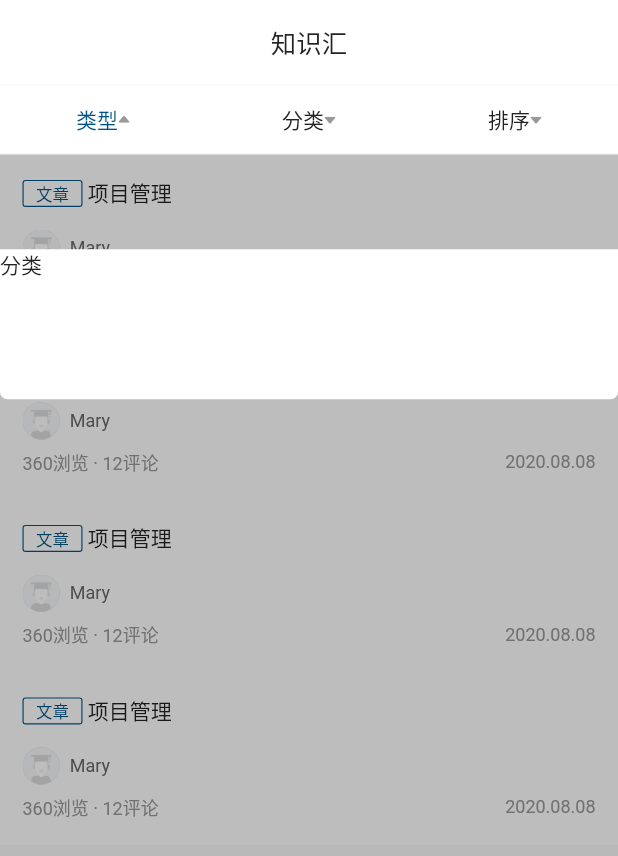
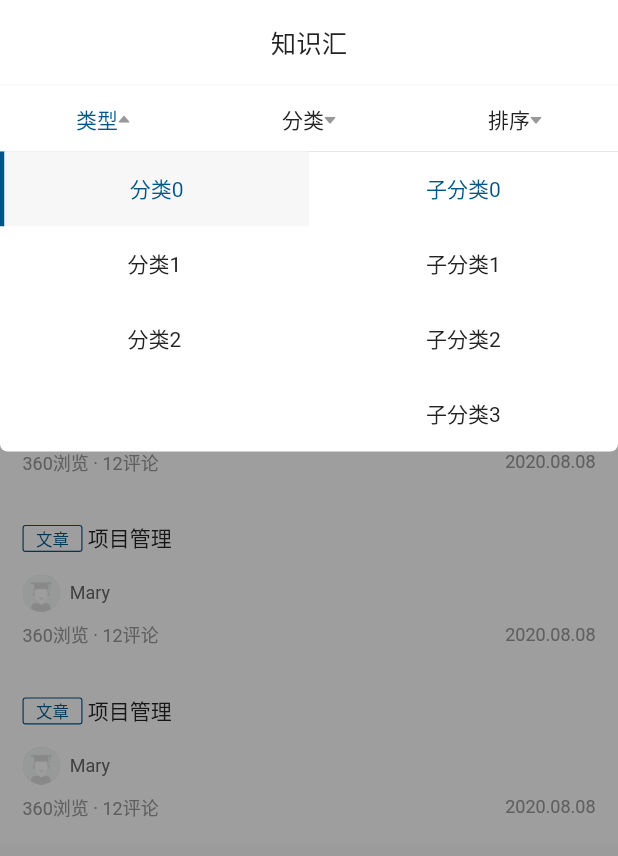
Before and after one commit to LiuMeng1224/Flutter-App, a Flutter app: the KnowledgeCenter screen opened directly, after a tap on "类型", on a phone screen of 412 x 824 dp. Shown: the top 856 px of the screen. Run offline on Flutter 3.47's test engine with Material 2 defaults, Android fonts, the light colour scheme and no system bars; our stand-ins replace device_info, dio, event_bus, fluro, flutter_easyrefresh, flutter_screenutil and 3 more; accounts and stored records are empty; statements that could not run were skipped.

Commit message:
fixed:首页组件化

```diff
--- a/flutter_app/lib/componets/knowcenter_category.dart
+++ /dev/null
@@ -1,56 +0,0 @@
-import 'package:flutter/material.dart';
-import 'package:flutter/cupertino.dart';
-
-class KnowledgeCenterCategory extends StatefulWidget{
-
-  @override
-  State<StatefulWidget> createState() {
-    return _KnowledgeCenterCategoryState();
-  }
-}
-
-class _KnowledgeCenterCategoryState extends State<KnowledgeCenterCategory> with TickerProviderStateMixin{
-  AnimationController _animationController;
-  Animation _animation;
-
-  @override
-  void initState() {
-    super.initState();
-    _animationController = AnimationController(duration: Duration(milliseconds: 5000),vsync: this);
-    _animation = Tween(begin: Offset.zero,end: Offset(0,1.0)).animate(_animationController);
-    _animation.addListener(() {
-      setState(() {
-
-      });
-    });
-    _animationController.forward();
-  }
-
-  @override
-  void dispose() {
-    _animationController.dispose();
-    super.dispose();
-  }
-
-  @override
-  Widget build(BuildContext context) {
-    return Container(
-      width: MediaQuery.of(context).size.width,
-      height: double.infinity,
-      alignment: Alignment.topLeft,
-      color: Colors.black26,
-      child: SlideTransition(
-        position: _animation,
-        child: Container(
-          width: MediaQuery.of(context).size.width,
-          height: 100,
-          decoration: BoxDecoration(
-            color: Colors.white,
-            borderRadius: BorderRadius.only(bottomLeft: Radius.circular(5),bottomRight: Radius.circular(5)),
-          ),
-          child: Text("分类"),
-        ),
-      ),
-    );
-  }
-}
--- /dev/null
+++ b/flutter_app/lib/componets/popu/category_popupwindow.dart
@@ -0,0 +1,276 @@
+import 'package:flutter/material.dart';
+import 'package:flutter/cupertino.dart';
+import 'package:flutter/foundation.dart';
+
+///create by elileo on 2018/12/21
+///https://github.com/elileo1/flutter_travel_friends/blob/master/lib/widget/PopupWindow.dart
+///
+/// weilu update： 去除了IntrinsicWidth限制，添加了默认蒙版
+const Duration _kWindowDuration = Duration(milliseconds: 300);
+const double _kWindowCloseIntervalEnd = 2.0 / 3.0;
+const double _kWindowMaxWidth = 240.0;
+const double _kWindowMinWidth = 48.0;
+const double _kWindowVerticalPadding = 0.0;
+const double _kWindowScreenPadding = 0.0;
+
+///弹窗方法
+Future<T> showPopupWindow<T>({
+  @required BuildContext context,
+  RelativeRect position,
+  @required Widget child,
+  double elevation = 8.0,
+  String semanticLabel,
+  bool fullWidth,
+  bool isShowBg = false,
+}) {
+  assert(context != null);
+  String label = semanticLabel;
+  switch (defaultTargetPlatform) {
+    case TargetPlatform.iOS:
+    case TargetPlatform.macOS:
+      label = semanticLabel;
+      break;
+    case TargetPlatform.android:
+    case TargetPlatform.fuchsia:
+    case TargetPlatform.linux:
+    case TargetPlatform.windows:
+      label = semanticLabel ?? MaterialLocalizations.of(context)?.popupMenuLabel;
+  }
+
+  return Navigator.push(context,
+      _CategoryPopupRoute(
+          context: context,
+          position: position,
+          child: child,
+          elevation: elevation,
+          semanticLabel: label,
+          theme: Theme.of(context, shadowThemeOnly: true),
+          barrierLabel:
+          MaterialLocalizations.of(context).modalBarrierDismissLabel,
+          fullWidth: fullWidth,
+          isShowBg: isShowBg
+      ));
+}
+
+///自定义弹窗路由：参照_PopupMenuRoute修改的
+class _CategoryPopupRoute<T> extends PopupRoute<T> {
+  _CategoryPopupRoute({
+    @required BuildContext context,
+    RouteSettings settings,
+    this.child,
+    this.position,
+    this.elevation: 8.0,
+    this.theme,
+    this.barrierLabel,
+    this.semanticLabel,
+    this.fullWidth,
+    this.isShowBg,
+  }) : super(settings: settings) {
+    assert(child != null);
+  }
+
+  final Widget child;
+  final RelativeRect position;
+  double elevation;
+  final ThemeData theme;
+  final String semanticLabel;
+  final bool fullWidth;
+  final bool isShowBg;
+
+  @override
+  Color get barrierColor => null;
+
+  @override
+  bool get barrierDismissible => true;
+
+  @override
+  final String barrierLabel;
+
+  @override
+  Duration get transitionDuration => _kWindowDuration;
+
+  @override
+  Animation<double> createAnimation() {
+    return CurvedAnimation(
+        parent: super.createAnimation(),
+        curve: Curves.linear,
+        reverseCurve: const Interval(0.0, _kWindowCloseIntervalEnd));
+  }
+
+  @override
+  Widget buildPage(BuildContext context, Animation<double> animation,
+      Animation<double> secondaryAnimation) {
+    Widget win = _PopupWindow<T>(
+      route: this,
+      semanticLabel: semanticLabel,
+      fullWidth: fullWidth,
+    );
+    if (theme != null) {
+      win = Theme(data: theme, child: win);
+    }
+
+    return MediaQuery.removePadding(
+      context: context,
+      removeTop: true,
+      removeBottom: true,
+      removeLeft: true,
+      removeRight: true,
+      child: Builder(
+        builder: (BuildContext context) {
+          return GestureDetector(
+            onTap: () => Navigator.pop(context),
+            child: Material(
+              type: MaterialType.transparency,
+              child: Container(
+                width: double.infinity,
+                height: double.infinity,
+                color: isShowBg ? const Color(0x99000000) : null,
+                child: CustomSingleChildLayout(
+                  delegate: _PopupWindowLayoutDelegate(
+                      position, null, Directionality.of(context)
+                  ),
+                  child: win,
+                ),
+              ),
+            ),
+          );
+        },
+      ),
+    );
+  }
+}
+
+///自定义弹窗控件：对自定义的弹窗内容进行再包装，添加长宽、动画等约束条件
+class _PopupWindow<T> extends StatelessWidget {
+  const _PopupWindow({
+    Key key,
+    this.route,
+    this.semanticLabel,
+    this.fullWidth = false,
+  }) : super(key: key);
+
+  final _CategoryPopupRoute<T> route;
+  final String semanticLabel;
+  final bool fullWidth;
+
+  @override
+  Widget build(BuildContext context) {
+    final double length = 10.0;
+    final double unit = 1.0 /
+        (length + 1.5); // 1.0 for the width and 0.5 for the last item's fade.
+
+    final CurveTween opacity = CurveTween(curve: const Interval(0.0, 1.0 / 3.0));
+    final CurveTween width = CurveTween(curve: Interval(0.0, unit));
+    final CurveTween height = CurveTween(curve: Interval(0.0, unit * length));
+
+    final Widget child = ConstrainedBox(
+        constraints: BoxConstraints(
+          minWidth: fullWidth ? double.infinity : _kWindowMinWidth,
+          maxWidth: fullWidth ? double.infinity : _kWindowMaxWidth,
+        ),
+        child: SingleChildScrollView(
+          padding: const EdgeInsets.symmetric(vertical: _kWindowVerticalPadding),
+          child: route.child,
+        )
+    );
+
+    return AnimatedBuilder(
+      animation: route.animation,
+      builder: (BuildContext context, Widget child) {
+        return Opacity(
+          opacity: opacity.evaluate(route.animation),
+          child: Material(
+            type: route.elevation == 0 ? MaterialType.transparency : MaterialType.card,
+            elevation: route.elevation,
+            child: Align(
+              alignment: AlignmentDirectional.topEnd,
+              widthFactor: width.evaluate(route.animation),
+              heightFactor: height.evaluate(route.animation),
+              child: Semantics(
+                scopesRoute: true,
+                namesRoute: true,
+                explicitChildNodes: true,
+                label: semanticLabel,
+                child: child,
+              ),
+            ),
+          ),
+        );
+      },
+      child: child,
+    );
+  }
+}
+
+///自定义委托内容：子控件大小及其位置计算
+class _PopupWindowLayoutDelegate extends SingleChildLayoutDelegate {
+  _PopupWindowLayoutDelegate(
+      this.position, this.selectedItemOffset, this.textDirection);
+
+  final RelativeRect position;
+  final double selectedItemOffset;
+  final TextDirection textDirection;
+
+  @override
+  BoxConstraints getConstraintsForChild(BoxConstraints constraints) {
+    // The menu can be at most the size of the overlay minus 8.0 pixels in each
+    // direction.
+    return BoxConstraints.loose(constraints.biggest -
+        const Offset(_kWindowScreenPadding * 2.0, _kWindowScreenPadding * 2.0));
+  }
+
+  @override
+  Offset getPositionForChild(Size size, Size childSize) {
+    // size: The size of the overlay.
+    // childSize: The size of the menu, when fully open, as determined by
+    // getConstraintsForChild.
+
+    // Find the ideal vertical position.
+    double y;
+    if (selectedItemOffset == null) {
+      y = position.top;
+    } else {
+      y = position.top +
+          (size.height - position.top - position.bottom) / 2.0 -
+          selectedItemOffset;
+    }
+
+    // Find the ideal horizontal position.
+    double x;
+    if (position.left > position.right) {
+      // Menu button is closer to the right edge, so grow to the left, aligned to the right edge.
+      x = size.width - position.right - childSize.width;
+    } else if (position.left < position.right) {
+      // Menu button is closer to the left edge, so grow to the right, aligned to the left edge.
+      x = position.left;
+    } else {
+      // Menu button is equidistant from both edges, so grow in reading direction.
+      assert(textDirection != null);
+      switch (textDirection) {
+        case TextDirection.rtl:
+          x = size.width - position.right - childSize.width;
+          break;
+        case TextDirection.ltr:
+          x = position.left;
+          break;
+      }
+    }
+
+    // Avoid going outside an area defined as the rectangle 8.0 pixels from the
+    // edge of the screen in every direction.
+    if (x < _kWindowScreenPadding)
+      x = _kWindowScreenPadding;
+    else if (x + childSize.width > size.width - _kWindowScreenPadding)
+      x = size.width - childSize.width - _kWindowScreenPadding;
+    if (y < _kWindowScreenPadding)
+      y = _kWindowScreenPadding;
+    else if (y + childSize.height > size.height - _kWindowScreenPadding)
+      y = size.height - childSize.height - _kWindowScreenPadding;
+    return Offset(x, y);
+  }
+
+  @override
+  bool shouldRelayout(_PopupWindowLayoutDelegate oldDelegate) {
+    return position != oldDelegate.position;
+  }
+}
--- /dev/null
+++ b/flutter_app/lib/componets/popu/knowcenter_category.dart
@@ -0,0 +1,157 @@
+import 'package:ECEIBS/common/common_color.dart';
+import 'package:ECEIBS/router/fluro_navigator.dart';
+import 'package:flutter/material.dart';
+import 'package:flutter/cupertino.dart';
+
+class KnowledgeCenterCategory extends StatefulWidget{
+
+  double height = 0.0;
+  KnowledgeCenterCategory(this.height);
+
+  @override
+  State<StatefulWidget> createState() {
+    return _KnowledgeCenterCategoryState(height);
+  }
+}
+
+class _KnowledgeCenterCategoryState extends State<KnowledgeCenterCategory> with TickerProviderStateMixin{
+  int _parentIndex = 0;
+  int _childIndex = 0;
+
+  double height = 0.0;
+  _KnowledgeCenterCategoryState(this.height);
+
+  @override
+  void initState() {
+    super.initState();
+
+  }
+
+  @override
+  void dispose() {
+    super.dispose();
+  }
+
+  @override
+  Widget build(BuildContext context) {
+    return InkWell(
+      onTap: (){
+        NavigatorUtils.goBack(context);
+      },
+      child: Container(
+        alignment: Alignment.topLeft,
+        color: Colors.black38,
+        height: height,
+        child: Container(
+          width: MediaQuery.of(context).size.width,
+          height: 200,
+          decoration: BoxDecoration(
+            color: Colors.white,
+            borderRadius: BorderRadius.only(bottomLeft: Radius.circular(5),bottomRight: Radius.circular(5)),
+          ),
+          child: Row(
+            children: [
+              Expanded(
+                child: ListView(
+                  children: [
+                    _getLeftItem(0),
+                    _getLeftItem(1),
+                    _getLeftItem(2),
+                  ],
+                ),
+              ),
+              Expanded(
+                child: ListView(
+                  children: [
+                    _getRightItem(0),
+                    _getRightItem(1),
+                    _getRightItem(2),
+                    _getRightItem(3),
+                    _getRightItem(4),
+                    _getRightItem(5),
+                    _getRightItem(6),
+                    _getRightItem(7),
+                    _getRightItem(8),
+                    _getRightItem(9),
+                  ],
+                ),
+              ),
+            ],
+          ),
+        ),
+      ),
+    );
+  }
+
+  Widget _getLeftItem(int index) {
+    return InkWell(
+      onTap: () {
+        _parentIndex = index;
+        _childIndex = 0;
+        setState(() {
+
+        });
+      },
+      child: Row(
+        crossAxisAlignment: CrossAxisAlignment.center,
+        children: [
+          Offstage(
+            offstage: _parentIndex != index,
+            child: SizedBox(
+              width: 3,
+              height: 50,
+              child: DecoratedBox(
+                decoration: BoxDecoration(color: CommonColor.themeColor),
+              ),
+            ),
+          ),
+          Expanded(
+            child: Container(
+              alignment: Alignment.center,
+              height: 50,
+              color: _parentIndex == index ? CommonColor.dividerLineF7: Colors.white,
+              padding: EdgeInsets.only(left: 10, right: 10),
+              child: Text(
+                "分类$index",
+                maxLines: 1,
+                overflow: TextOverflow.ellipsis,
+                textAlign: TextAlign.center,
+                style: TextStyle(
+                    fontSize: 14,
+                    color: _parentIndex == index
+                        ? CommonColor.themeColor
+                        : CommonColor.textNormalColor
+                ),
+              ),
+            ),
+          )
+        ],
+      ),
+    );
+  }
+
+  Widget _getRightItem(int index) {
+    return InkWell(
+      onTap: () {
+        _childIndex = index;
+      },
+      child: Container(
+        width: MediaQuery.of(context).size.width / 2,
+        height: 50,
+        alignment: Alignment.center,
+        child: Text(
+          "子分类$index",
+          maxLines: 1,
+          overflow: TextOverflow.ellipsis,
+          textAlign: TextAlign.center,
+          style: TextStyle(
+              fontSize: 14,
+              color: _childIndex == index
+                  ? CommonColor.themeColor
+                  : CommonColor.textNormalColor),
+        ),
+      ),
+    );
+  }
+
+}
--- /dev/null
+++ b/flutter_app/lib/event/event_bus.dart
@@ -0,0 +1,6 @@
+
+import 'package:event_bus/event_bus.dart';
+
+class ApplicationEvent {
+  static EventBus eventBus;
+}
--- /dev/null
+++ b/flutter_app/lib/event/knowledge_event.dart
@@ -0,0 +1,5 @@
+
+class KnowledgeEvent{
+  String type;
+  KnowledgeEvent(this.type);
+}
--- a/flutter_app/lib/main.dart
+++ b/flutter_app/lib/main.dart
@@ -1,5 +1,7 @@
+import 'package:ECEIBS/event/event_bus.dart';
 import 'package:ECEIBS/provider/message_counter.dart';
 import 'package:ECEIBS/router/application.dart';
+import 'package:event_bus/event_bus.dart';
 import 'package:fluro/fluro.dart';
 import 'package:flutter/material.dart';
 import 'package:flutter/services.dart';
@@ -25,6 +27,7 @@ class MyApp extends StatelessWidget {
     Routers.configureRouters(router);
     Application.router = router;
     SystemChrome.setEnabledSystemUIOverlays([]);
+    ApplicationEvent.eventBus = EventBus();
 
     //flutter可以隐藏状态栏或使得状态栏透明，同时也支持底部按钮栏的隐藏
 //    SystemChrome.setEnabledSystemUIOverlays([]);//隐藏状态栏，底部按钮栏
--- a/flutter_app/lib/pages/knowledge_center.dart
+++ b/flutter_app/lib/pages/knowledge_center.dart
@@ -1,5 +1,6 @@
 import 'package:ECEIBS/common/common_color.dart';
-import 'package:ECEIBS/componets/knowcenter_category.dart';
+import 'package:ECEIBS/componets/popu/category_popupwindow.dart';
+import 'package:ECEIBS/componets/popu/knowcenter_category.dart';
 import 'package:flutter/cupertino.dart';
 import 'package:flutter/material.dart';
 import 'package:flutter_easyrefresh/easy_refresh.dart';
@@ -13,13 +14,15 @@ class KnowledgeCenter extends StatefulWidget{
 }
 
 class KnowledgeCenterState extends State<KnowledgeCenter>{
-  List<String> titles = ["类型","分类","排序"];
+
+  List<String> _titles = ["类型","分类","排序"];
   int _currentIndex = -1;
   EasyRefreshController _refreshController;
   ScrollController _scrollController;
   int _dataCount = 4;
-
-
+  List<String> _types = ["type","category","sort"];
+  final GlobalKey _boyKey = GlobalKey();
+  final GlobalKey _filterKey = GlobalKey();
 
   @override
   void initState() {
@@ -31,10 +34,7 @@ class KnowledgeCenterState extends State<KnowledgeCenter>{
 
   @override
   Widget build(BuildContext context) {
-    return DefaultTabController(
-      length: titles.length,
-      initialIndex: 0,
-      child: Scaffold(
+    return Scaffold(
       appBar: AppBar(
         backgroundColor: Colors.white,
         elevation: 0,
@@ -48,6 +48,7 @@ class KnowledgeCenterState extends State<KnowledgeCenter>{
         ),
       ),
       body: Column(
+        key: _boyKey,
         crossAxisAlignment: CrossAxisAlignment.start,
         children: [
           SizedBox(
@@ -60,12 +61,13 @@ class KnowledgeCenterState extends State<KnowledgeCenter>{
             ),
           ),
           Container(
+            key: _filterKey,
             width: MediaQuery.of(context).size.width,
             height: 45,
             color: Colors.white,
             alignment: Alignment.center,
             child: Row(
-                children: _getTabList(MediaQuery.of(context).size.width/titles.length),
+              children: _getTabList(MediaQuery.of(context).size.width/_titles.length),
             ),
           ),
           SizedBox(
@@ -98,15 +100,10 @@ class KnowledgeCenterState extends State<KnowledgeCenter>{
                       )
                     ]
                 ),
-                  Offstage(
-                    offstage: _currentIndex!=0,
-                    child: KnowledgeCenterCategory(),
-                  )
               ],
             ),
           ),
         ],
-        ),
       ),
     );
   }
@@ -141,7 +138,7 @@ class KnowledgeCenterState extends State<KnowledgeCenter>{
   List<Widget> _getTabList(double width){
 
     List<Widget> widgetList = [];
-    titles.forEach((element) {
+    _titles.forEach((element) {
       widgetList.add(_getTabItem(element,width));
     });
     return widgetList;
@@ -151,9 +148,9 @@ class KnowledgeCenterState extends State<KnowledgeCenter>{
   Widget _getTabItem(String label,double width){
     return InkWell(
       onTap: (){
-        _currentIndex = titles.indexOf(label);
+        _currentIndex = _titles.indexOf(label);
+        _showSortMenu();
         setState(() {
-
         });
       },
       child: Container(
@@ -169,11 +166,11 @@ class KnowledgeCenterState extends State<KnowledgeCenter>{
               maxLines: 1,
               textAlign: TextAlign.center,
               style: TextStyle(
-                color: _currentIndex==titles.indexOf(label)?CommonColor.themeColor:CommonColor.textNormalColor,
+                color: _currentIndex==_titles.indexOf(label)?CommonColor.themeColor:CommonColor.textNormalColor,
                 fontSize: 14,
               ),
             ),
-            Icon(IconData(_currentIndex==titles.indexOf(label)?0xe62b:0xe62a,fontFamily: 'iconfont'),size: 8,color: CommonColor.grey9,),
+            Icon(IconData(_currentIndex==_titles.indexOf(label)?0xe62b:0xe62a,fontFamily: 'iconfont'),size: 8,color: CommonColor.grey9,),
           ],
         ),
       ),
@@ -265,4 +262,29 @@ class KnowledgeCenterState extends State<KnowledgeCenter>{
       overflow: TextOverflow.ellipsis,
     );
   }
+
+  void _showSortMenu() {
+    // 获取点击控件的坐标
+    final RenderBox button = _filterKey.currentContext.findRenderObject() as RenderBox;
+    final RenderBox overlay = Overlay.of(context).context.findRenderObject() as RenderBox;
+    // 获得控件左下方的坐标
+    final Offset a =  button.localToGlobal(Offset(0.0, button.size.height), ancestor: overlay);
+    // 获得控件右下方的坐标
+    final Offset b =  button.localToGlobal(button.size.bottomLeft(const Offset(0, 12.0)), ancestor: overlay);
+    final RelativeRect position = RelativeRect.fromRect(
+      Rect.fromPoints(a, b),
+      Offset.zero & overlay.size,
+    );
+    final RenderBox body = _boyKey.currentContext.findRenderObject() as RenderBox;
+    showPopupWindow<void>(
+      context: context,
+      fullWidth: true,
+      position: position,
+      elevation: 0.0,
+      child: KnowledgeCenterCategory(body.size.height-button.size.height),
+    );
+
   }
+
+
+}
--- /dev/null
+++ b/flutter_app/lib/router/fluro_navigator.dart
@@ -0,0 +1,52 @@
+import 'package:fluro/fluro.dart';
+import 'package:flutter/material.dart';
+import 'application.dart';
+
+/// fluro的路由跳转工具类
+class NavigatorUtils {
+
+  static void push(BuildContext context, String path,
+      {bool replace = false, bool clearStack = false}) {
+    unfocus();
+    Application.router.navigateTo(context, path, replace: replace, clearStack: clearStack, transition: TransitionType.native);
+  }
+
+  static void pushResult(BuildContext context, String path, Function(Object) function,
+      {bool replace = false, bool clearStack = false}) {
+    unfocus();
+    Application.router.navigateTo(context, path, replace: replace, clearStack: clearStack, transition: TransitionType.native).then((Object result) {
+      // 页面返回result为null
+      if (result == null) {
+        return;
+      }
+      function(result);
+    }).catchError((dynamic error) {
+      print('$error');
+    });
+  }
+
+  /// 返回
+  static void goBack(BuildContext context) {
+    unfocus();
+    Navigator.pop(context);
+  }
+
+  /// 带参数返回
+  static void goBackWithParams(BuildContext context, Object result) {
+    unfocus();
+    Navigator.pop<Object>(context, result);
+  }
+
+  /// 跳到WebView页
+  static void goWebViewPage(BuildContext context, String title, String url) {
+    //fluro 不支持传中文,需转换
+//    push(context, '${Routes.webViewPage}?title=${Uri.encodeComponent(title)}&url=${Uri.encodeComponent(url)}');
+  }
+
+  static void unfocus() {
+    // 使用下面的方式，会触发不必要的build。
+    // FocusScope.of(context).unfocus();
+    // https://github.com/flutter/flutter/issues/47128#issuecomment-627551073
+    FocusManager.instance.primaryFocus?.unfocus();
+  }
+}
--- a/flutter_app/pubspec.yaml
+++ b/flutter_app/pubspec.yaml
@@ -38,6 +38,7 @@ dependencies:
   fluttertoast: ^7.0.2
   device_info: ^0.4.2+4
   package_info: ^0.4.1
+  event_bus: ^1.1.1
 
 dev_dependencies:
   flutter_test:
```
Also changed, not shown: flutter_app/pubspec.lock. Lines whose indentation alone changed are shown as unchanged.
